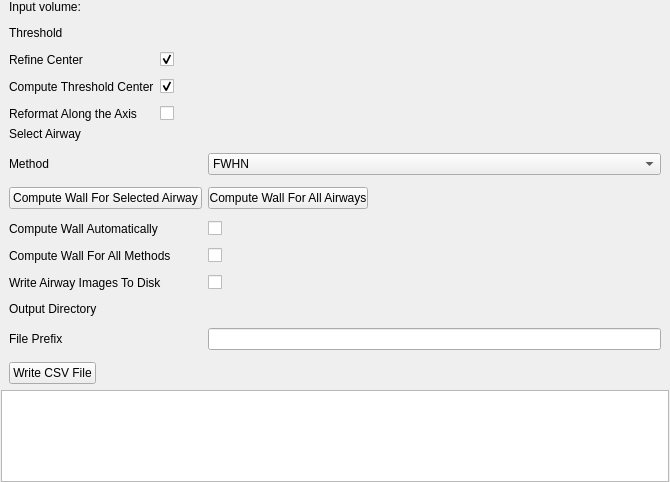
The window that Loadable/AirwayInspector/Resources/UI/qSlicerAirwayInspectorModuleWidget.ui (acil-bwh/SlicerCIP) describes before a commit, drawn with Qt 5.
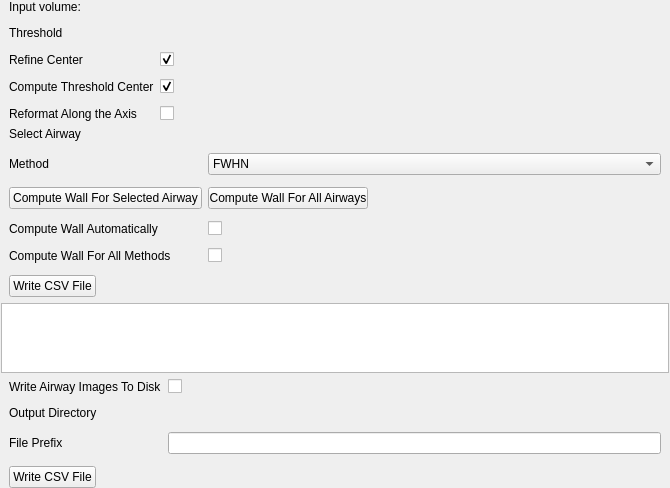
The same window after the commit. Custom widgets are drawn as their Qt base class.

Commit message: ENH: Moved file output in a separate section. Added window/level control from the 2d viewer

What changed in the file:
```diff
--- a/Loadable/AirwayInspector/Resources/UI/qSlicerAirwayInspectorModuleWidget.ui
+++ b/Loadable/AirwayInspector/Resources/UI/qSlicerAirwayInspectorModuleWidget.ui
@@ -283,28 +283,83 @@
         </property>
        </widget>
       </item>
-      <item row="5" column="0">
+      <item row="8" column="0">
+       <widget class="QPushButton" name="WriteCSVFileButton">
+        <property name="text">
+         <string>Write CSV File</string>
+        </property>
+       </widget>
+      </item>
+      <item row="8" column="1">
+       <widget class="ctkPathLineEdit" name="CSVFilePathEdit" native="true"/>
+      </item>
+     </layout>
+    </widget>
+   </item>
+   <item>
+    <layout class="QHBoxLayout" name="horizontalLayout1">
+     <item>
+      <widget class="QTableWidget" name="ReportTable">
+       <property name="maximumSize">
+        <size>
+         <width>668</width>
+         <height>1200</height>
+        </size>
+       </property>
+      </widget>
+     </item>
+    </layout>
+   </item>
+
+   <item>
+    <widget class="ctkCollapsibleButton" name="outputCollapsibleButton" native="true">
+     <property name="enabled">
+      <bool>true</bool>
+     </property>
+     <property name="text" stdset="0">
+      <string>Output Images</string>
+     </property>
+     <property name="collapsed" stdset="0">
+      <bool>true</bool>
+     </property>
+     <property name="collapsedHeight" stdset="0">
+      <number>0</number>
+     </property>
+     <layout class="QFormLayout" name="reportFormLayout">
+      <property name="fieldGrowthPolicy">
+       <enum>QFormLayout::AllNonFixedFieldsGrow</enum>
+      </property>
+      <property name="verticalSpacing">
+       <number>12</number>
+      </property>
+      <property name="topMargin">
+       <number>0</number>
+      </property>
+      <property name="bottomMargin">
+       <number>0</number>
+      </property>
+      <item row="0" column="0">
        <widget class="QLabel" name="WriteAirwaysLabel">
         <property name="text">
          <string>Write Airway Images To Disk</string>
         </property>
        </widget>
       </item>
-      <item row="5" column="1">
+      <item row="0" column="1">
        <widget class="QCheckBox" name="WriteAirwaysCheckBox">
         <property name="text">
          <string/>
         </property>
        </widget>
       </item>
-      <item row="6" column="0">
+      <item row="1" column="0">
        <widget class="QLabel" name="OutputDirectoryLabel">
         <property name="text">
          <string>Output Directory</string>
         </property>
        </widget>
       </item>
-      <item row="6" column="1">
+      <item row="1" column="1">
        <widget class="ctkDirectoryButton" name="OutputDirectoryButton" native="true">
         <property name="sizePolicy">
          <sizepolicy hsizetype="Ignored" vsizetype="Fixed">
@@ -314,43 +369,29 @@
         </property>
        </widget>
       </item>
-      <item row="7" column="0">
+      <item row="2" column="0">
        <widget class="QLabel" name="FilePrefixLabel">
         <property name="text">
          <string>File Prefix</string>
         </property>
        </widget>
       </item>
-      <item row="7" column="1">
+      <item row="2" column="1">
        <widget class="QLineEdit" name="FilePrefixLineEdit"/>
       </item>
-      <item row="8" column="0">
+      <item row="3" column="0">
        <widget class="QPushButton" name="WriteCSVFileButton">
         <property name="text">
          <string>Write CSV File</string>
         </property>
        </widget>
       </item>
-      <item row="8" column="1">
+      <item row="3" column="1">
        <widget class="ctkPathLineEdit" name="CSVFilePathEdit" native="true"/>
       </item>
      </layout>
     </widget>
    </item>
-   <item>
-    <layout class="QHBoxLayout" name="horizontalLayout1">
-     <item>
-      <widget class="QTableWidget" name="ReportTable">
-       <property name="maximumSize">
-        <size>
-         <width>668</width>
-         <height>1200</height>
-        </size>
-       </property>
-      </widget>
-     </item>
-    </layout>
-   </item>
    <item>
     <layout class="QHBoxLayout" name="horizontalLayoutTemp"/>
    </item>
```
The commit also changes 2 other files.
